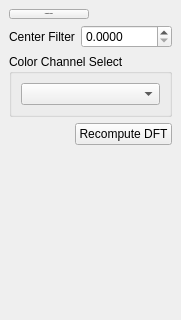
Before: the Qt Designer form dfttools.ui in githubdoe/DFTFringe, drawn with Qt 5; both pictures show x 0 to 181 and y 0 to 320 of the 181 by 582 pixel window.
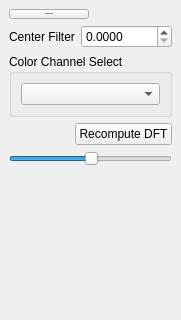
After: the same form once the commit is applied.

Patch:
```diff
--- a/dfttools.ui
+++ b/dfttools.ui
@@ -6,14 +6,20 @@
    <rect>
     <x>0</x>
     <y>0</y>
-    <width>100</width>
+    <width>176</width>
     <height>582</height>
    </rect>
   </property>
+  <property name="sizePolicy">
+   <sizepolicy hsizetype="Preferred" vsizetype="Preferred">
+    <horstretch>1</horstretch>
+    <verstretch>1</verstretch>
+   </sizepolicy>
+  </property>
   <property name="minimumSize">
    <size>
-    <width>100</width>
-    <height>194</height>
+    <width>176</width>
+    <height>239</height>
    </size>
   </property>
   <property name="windowTitle">
@@ -103,6 +109,19 @@
       </property>
      </widget>
     </item>
+    <item>
+     <widget class="QSlider" name="gammaSl">
+      <property name="toolTip">
+       <string>&lt;html&gt;&lt;head/&gt;&lt;body&gt;&lt;p&gt;Adjust contrast of View.&lt;/p&gt;&lt;/body&gt;&lt;/html&gt;</string>
+      </property>
+      <property name="value">
+       <number>50</number>
+      </property>
+      <property name="orientation">
+       <enum>Qt::Horizontal</enum>
+      </property>
+     </widget>
+    </item>
     <item>
      <spacer name="verticalSpacer">
       <property name="orientation">
```
